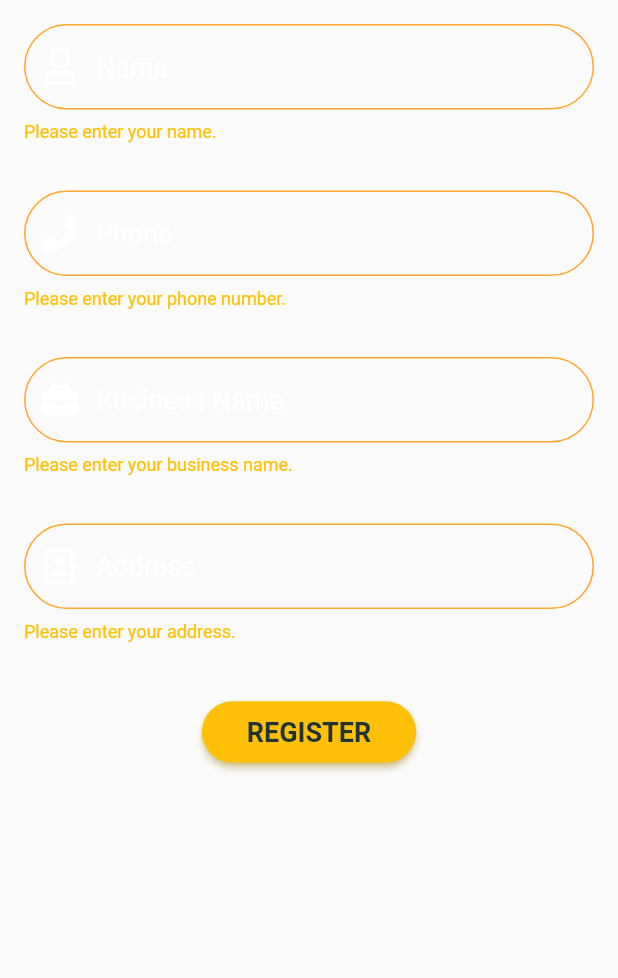
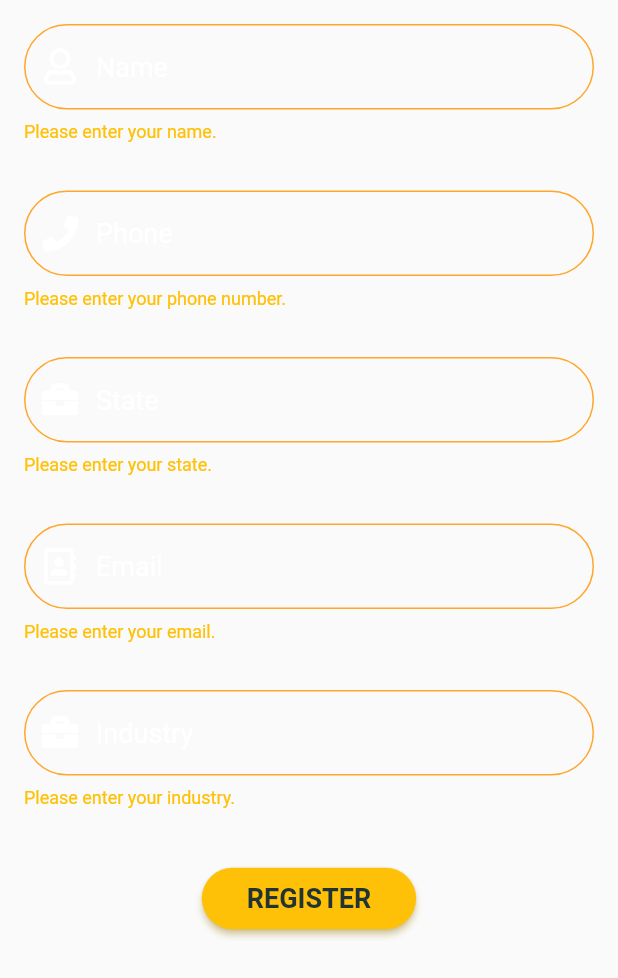
Before and after one commit to Abhinav00711/Salescape, a Flutter app: the RegisterForm widget shown alone on an empty page, opened directly with empty values, after a tap on "REGISTER", on a phone screen of 412 x 824 dp. Shown: the top 978 px of the screen. Run offline on Flutter 3.47's test engine with Material 2 defaults, Android fonts, the phone set to English and light mode, and no system bars; our stand-ins replace cloud_firestore, firebase_auth, firebase_core, fluttertoast, font_awesome_flutter, rive; accounts and stored records are empty.

Commit message:
Updated Register Form

```diff
--- a/Wholesaler/lib/widgets/VerifyScreen/register_form.dart
+++ b/Wholesaler/lib/widgets/VerifyScreen/register_form.dart
@@ -18,8 +18,9 @@ class RegisterForm extends StatelessWidget {
   Widget build(BuildContext context) {
     String _name = '';
     String _phone = '';
-    String _address = '';
-    String _bname = '';
+    String _email = '';
+    String _state = '';
+    String _industry = '';
 
     return Form(
       key: _formKey,
@@ -95,7 +96,7 @@ class RegisterForm extends StatelessWidget {
                   color: Colors.white,
                 ),
                 decoration: registerInputDecoration(
-                  hintText: 'Business Name',
+                  hintText: 'State',
                   icon: FontAwesomeIcons.briefcase,
                 ),
                 keyboardType: TextInputType.name,
@@ -104,7 +105,7 @@ class RegisterForm extends StatelessWidget {
                 autovalidateMode: AutovalidateMode.onUserInteraction,
                 validator: (value) {
                   if (value!.trim().isEmpty) {
-                    return 'Please enter your business name.';
+                    return 'Please enter your state.';
                   } else if (!RegExp('[a-zA-Z]').hasMatch(value.trim())) {
                     return 'Invalid name';
                   } else {
@@ -112,7 +113,7 @@ class RegisterForm extends StatelessWidget {
                   }
                 },
                 onSaved: (newValue) {
-                  _bname = newValue!.trim();
+                  _state = newValue!.trim();
                 },
               ),
             ),
@@ -124,7 +125,7 @@ class RegisterForm extends StatelessWidget {
                   color: Colors.white,
                 ),
                 decoration: registerInputDecoration(
-                  hintText: 'Address',
+                  hintText: 'Email',
                   icon: FontAwesomeIcons.addressBook,
                 ),
                 keyboardType: TextInputType.streetAddress,
@@ -133,13 +134,44 @@ class RegisterForm extends StatelessWidget {
                 autovalidateMode: AutovalidateMode.onUserInteraction,
                 validator: (value) {
                   if (value!.trim().isEmpty) {
-                    return 'Please enter your address.';
+                    return 'Please enter your email.';
+                  } else if (!value.trim().contains('@')) {
+                    return 'Invalid Email';
                   } else {
                     return null;
                   }
                 },
                 onSaved: (newValue) {
-                  _address = newValue!.trim();
+                  _email = newValue!.trim();
+                },
+              ),
+            ),
+            Padding(
+              padding: const EdgeInsets.all(16),
+              child: TextFormField(
+                style: const TextStyle(
+                  fontSize: 18,
+                  color: Colors.white,
+                ),
+                decoration: registerInputDecoration(
+                  hintText: 'Industry',
+                  icon: FontAwesomeIcons.briefcase,
+                ),
+                keyboardType: TextInputType.name,
+                autocorrect: false,
+                cursorColor: Colors.white,
+                autovalidateMode: AutovalidateMode.onUserInteraction,
+                validator: (value) {
+                  if (value!.trim().isEmpty) {
+                    return 'Please enter your industry.';
+                  } else if (!RegExp('[a-zA-Z]').hasMatch(value.trim())) {
+                    return 'Invalid industry';
+                  } else {
+                    return null;
+                  }
+                },
+                onSaved: (newValue) {
+                  _industry = newValue!.trim();
                 },
               ),
             ),
@@ -161,9 +193,9 @@ class RegisterForm extends StatelessWidget {
                         wid: uid,
                         name: _name,
                         phone: _phone,
-                        state: _address,
-                        email: _bname,
-                        industry: 'NA',
+                        state: _state,
+                        email: _email,
+                        industry: _industry,
                       );
                       await FirestoreService().addUser(userData);
                       ScaffoldMessenger.of(context).showSnackBar(
--- a/delivery/lib/widgets/VerifyScreen/register_form.dart
+++ b/delivery/lib/widgets/VerifyScreen/register_form.dart
@@ -18,8 +18,8 @@ class RegisterForm extends StatelessWidget {
   Widget build(BuildContext context) {
     String _name = '';
     String _phone = '';
-    String _address = '';
-    String _bname = '';
+    String _state = '';
+    String _email = '';
 
     return Form(
       key: _formKey,
@@ -95,7 +95,7 @@ class RegisterForm extends StatelessWidget {
                   color: Colors.white,
                 ),
                 decoration: registerInputDecoration(
-                  hintText: 'Business Name',
+                  hintText: 'State',
                   icon: FontAwesomeIcons.briefcase,
                 ),
                 keyboardType: TextInputType.name,
@@ -104,7 +104,7 @@ class RegisterForm extends StatelessWidget {
                 autovalidateMode: AutovalidateMode.onUserInteraction,
                 validator: (value) {
                   if (value!.trim().isEmpty) {
-                    return 'Please enter your business name.';
+                    return 'Please enter your state.';
                   } else if (!RegExp('[a-zA-Z]').hasMatch(value.trim())) {
                     return 'Invalid name';
                   } else {
@@ -112,7 +112,7 @@ class RegisterForm extends StatelessWidget {
                   }
                 },
                 onSaved: (newValue) {
-                  _bname = newValue!.trim();
+                  _state = newValue!.trim();
                 },
               ),
             ),
@@ -124,7 +124,7 @@ class RegisterForm extends StatelessWidget {
                   color: Colors.white,
                 ),
                 decoration: registerInputDecoration(
-                  hintText: 'Address',
+                  hintText: 'Email',
                   icon: FontAwesomeIcons.addressBook,
                 ),
                 keyboardType: TextInputType.streetAddress,
@@ -133,13 +133,15 @@ class RegisterForm extends StatelessWidget {
                 autovalidateMode: AutovalidateMode.onUserInteraction,
                 validator: (value) {
                   if (value!.trim().isEmpty) {
-                    return 'Please enter your address.';
+                    return 'Please enter your email.';
+                  } else if (!value.trim().contains('@')) {
+                    return 'Invalid Email';
                   } else {
                     return null;
                   }
                 },
                 onSaved: (newValue) {
-                  _address = newValue!.trim();
+                  _email = newValue!.trim();
                 },
               ),
             ),
@@ -161,8 +163,8 @@ class RegisterForm extends StatelessWidget {
                         did: uid,
                         name: _name,
                         phone: _phone,
-                        state: _address,
-                        email: _bname,
+                        state: _state,
+                        email: _email,
                         status: 'NA',
                       );
                       await FirestoreService().addUser(userData);
--- a/retailer/lib/widgets/VerifyScreen/register_form.dart
+++ b/retailer/lib/widgets/VerifyScreen/register_form.dart
@@ -18,8 +18,8 @@ class RegisterForm extends StatelessWidget {
   Widget build(BuildContext context) {
     String _name = '';
     String _phone = '';
-    String _address = '';
-    String _bname = '';
+    String _state = '';
+    String _email = '';
 
     return Form(
       key: _formKey,
@@ -95,7 +95,7 @@ class RegisterForm extends StatelessWidget {
                   color: Colors.white,
                 ),
                 decoration: registerInputDecoration(
-                  hintText: 'Business Name',
+                  hintText: 'State',
                   icon: FontAwesomeIcons.briefcase,
                 ),
                 keyboardType: TextInputType.name,
@@ -104,7 +104,7 @@ class RegisterForm extends StatelessWidget {
                 autovalidateMode: AutovalidateMode.onUserInteraction,
                 validator: (value) {
                   if (value!.trim().isEmpty) {
-                    return 'Please enter your business name.';
+                    return 'Please enter your state.';
                   } else if (!RegExp('[a-zA-Z]').hasMatch(value.trim())) {
                     return 'Invalid name';
                   } else {
@@ -112,7 +112,7 @@ class RegisterForm extends StatelessWidget {
                   }
                 },
                 onSaved: (newValue) {
-                  _bname = newValue!.trim();
+                  _state = newValue!.trim();
                 },
               ),
             ),
@@ -124,7 +124,7 @@ class RegisterForm extends StatelessWidget {
                   color: Colors.white,
                 ),
                 decoration: registerInputDecoration(
-                  hintText: 'Address',
+                  hintText: 'Email',
                   icon: FontAwesomeIcons.addressBook,
                 ),
                 keyboardType: TextInputType.streetAddress,
@@ -133,13 +133,15 @@ class RegisterForm extends StatelessWidget {
                 autovalidateMode: AutovalidateMode.onUserInteraction,
                 validator: (value) {
                   if (value!.trim().isEmpty) {
-                    return 'Please enter your address.';
+                    return 'Please enter your email.';
+                  } else if (!value.trim().contains('@')) {
+                    return 'Invalid Email';
                   } else {
                     return null;
                   }
                 },
                 onSaved: (newValue) {
-                  _address = newValue!.trim();
+                  _email = newValue!.trim();
                 },
               ),
             ),
@@ -161,8 +163,8 @@ class RegisterForm extends StatelessWidget {
                         rid: uid,
                         name: _name,
                         phone: _phone,
-                        state: _address,
-                        email: _bname,
+                        state: _state,
+                        email: _email,
                       );
                       await FirestoreService().addUser(userData);
                       ScaffoldMessenger.of(context).showSnackBar(
```
